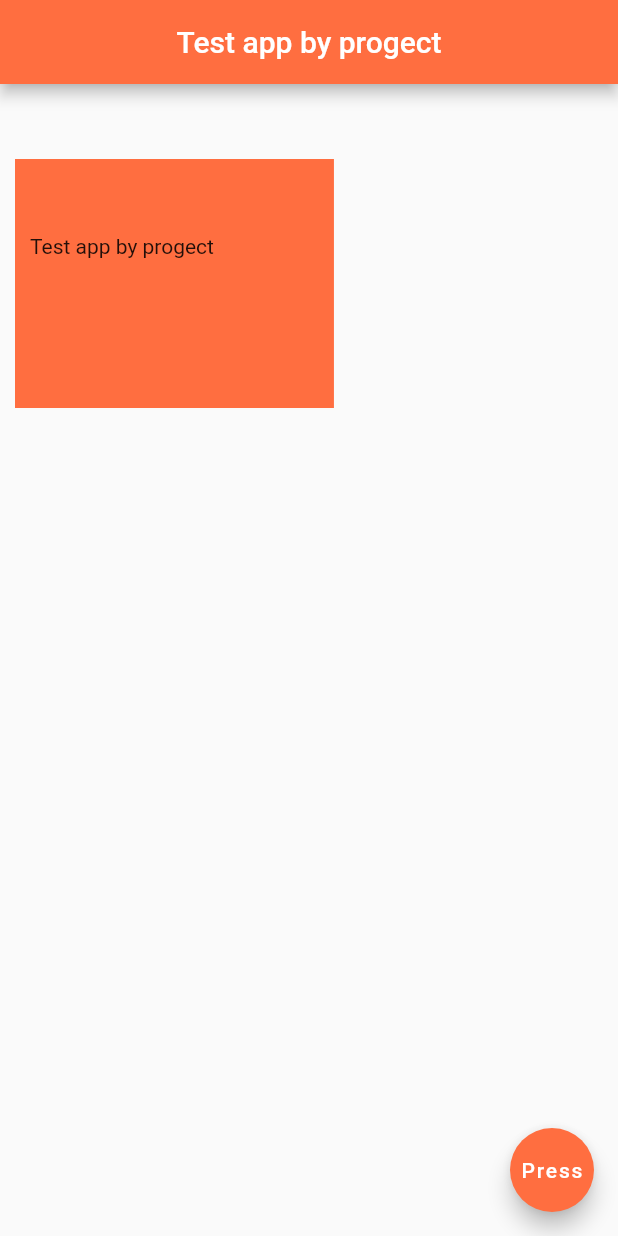
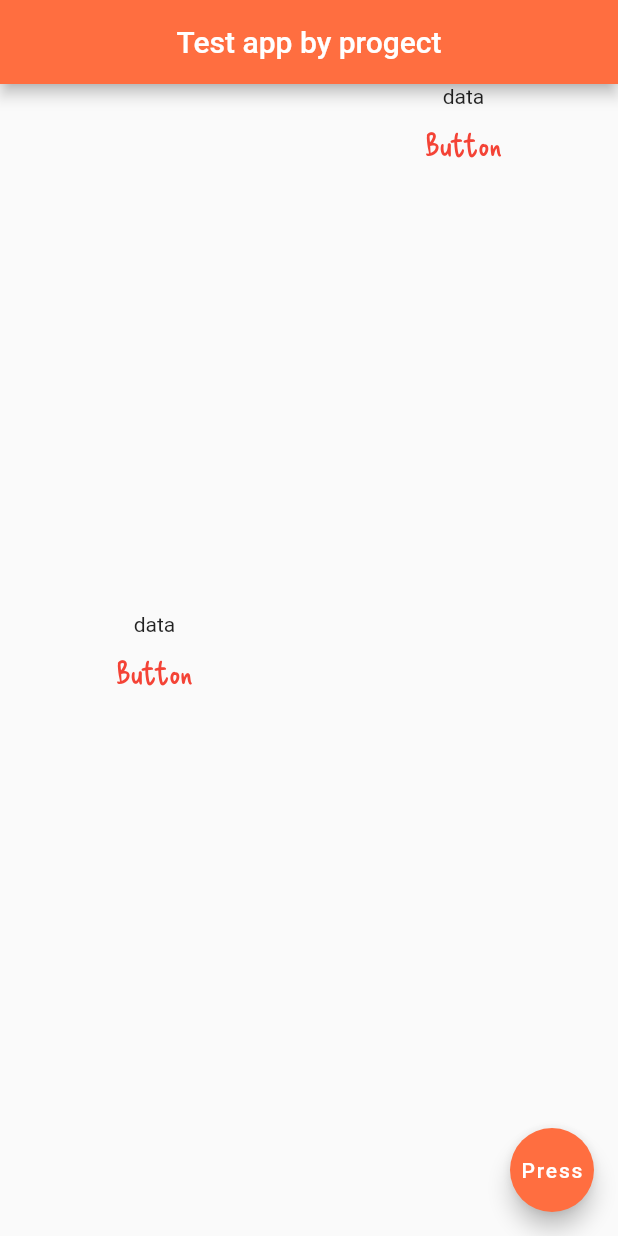
Before and after one commit to WenDeHor/flutter_startium, a Flutter app: the screen it shows after launch, on a phone screen of 412 x 824 dp. Run offline on Flutter 3.47's test engine with Material 2 defaults, Android fonts, the light colour scheme and no system bars.

Commit message:
5.Row and Column widgets

```diff
--- a/lib/main.dart
+++ b/lib/main.dart
@@ -16,15 +16,41 @@ class MyApp extends StatelessWidget {
           backgroundColor: Colors.deepOrangeAccent,
           centerTitle: true,
         ),
-        body: Container(
-          child: const Text('Test app by progect'),
-          color: Colors.deepOrangeAccent,
-//          margin: EdgeInsets.symmetric(horizontal: 10.0, vertical: 50.5),
-          margin: EdgeInsets.fromLTRB(10.0, 50.0, 80.0, 100.0),
-//          margin: EdgeInsets.all(20.5),
-//          padding: EdgeInsets.all(5.5),
-//          padding: EdgeInsets.symmetric(horizontal: 10.0, vertical: 50.5),
-          padding: EdgeInsets.fromLTRB(10.0, 50.0, 80.0, 100.0),
+        body: Row(
+          mainAxisAlignment: MainAxisAlignment.spaceAround,
+          children: [
+            Column(
+              mainAxisAlignment: MainAxisAlignment.center,
+              children: [
+                Text('data'),
+                TextButton(
+                  onPressed: () {},
+                  child: Text(
+                    'Button',
+                    style: TextStyle(
+                        fontSize: 20,
+                        color: Colors.red,
+                        fontFamily: 'DeliciousHandrawn'),
+                  ),
+                )
+              ],
+            ),
+            Column(
+              children: [
+                Text('data'),
+                TextButton(
+                  onPressed: () {},
+                  child: Text(
+                    'Button',
+                    style: TextStyle(
+                        fontSize: 20,
+                        color: Colors.red,
+                        fontFamily: 'DeliciousHandrawn'),
+                  ),
+                )
+              ],
+            )
+          ],
         ),
         floatingActionButton: FloatingActionButton(
           backgroundColor: Colors.deepOrangeAccent,
```
